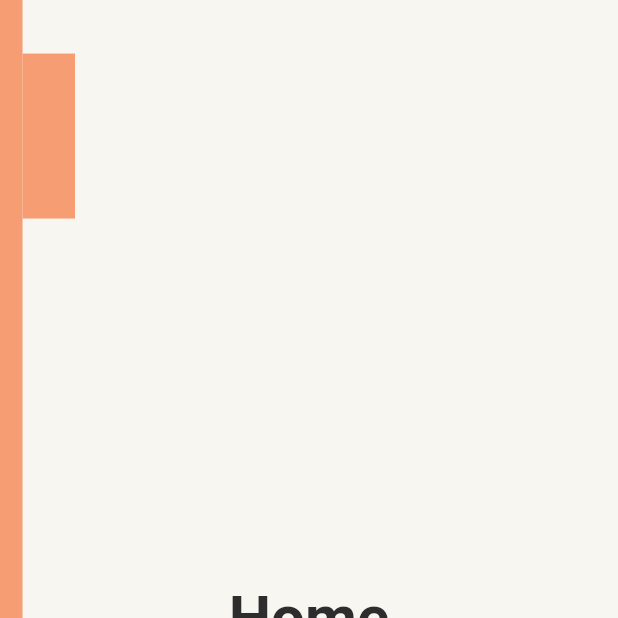
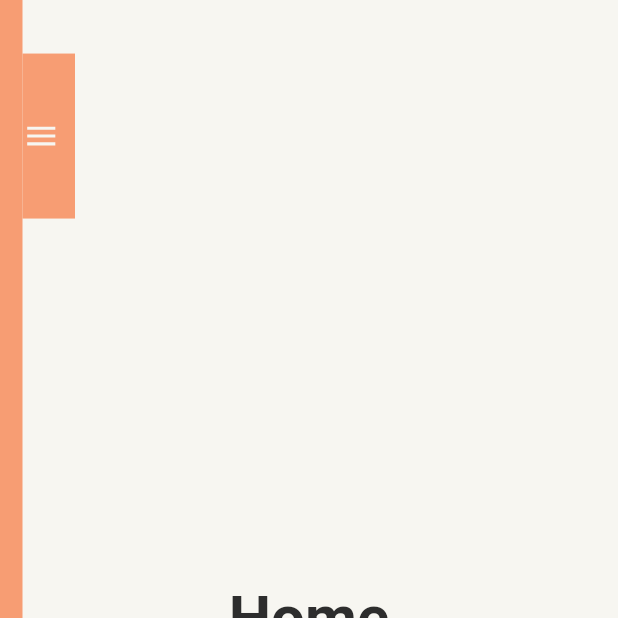
Before and after one commit to MatthieuNadeau96/sidebar_animation, a Flutter app: the screen it shows after launch, on a phone screen of 412 x 824 dp, the top half of it. Run offline on Flutter 3.47's test engine with Material 2 defaults, Android fonts, the phone set to English and light mode, and no system bars; our stand-ins replace rxdart.

Commit message:
added menu icon, installed rxdart, and setup controllers

```diff
--- a/lib/sidebar/sidebar.dart
+++ b/lib/sidebar/sidebar.dart
@@ -1,4 +1,7 @@
+import 'dart:async';
+
 import 'package:flutter/material.dart';
+import 'package:rxdart/rxdart.dart';
 
 class Sidebar extends StatefulWidget {
   @override
@@ -7,6 +10,10 @@ class Sidebar extends StatefulWidget {
 
 class _SidebarState extends State<Sidebar> with SingleTickerProviderStateMixin {
   AnimationController _animationController;
+  StreamController<bool> isSideBarOpenedStreamController;
+  Stream<bool> isSideBarOpenedStream;
+  StreamSink<bool> isSideBarOpenedSink;
+
   final bool isSidebarOpened = false;
   final _animationDuration = Duration(milliseconds: 500);
 
@@ -15,12 +22,17 @@ class _SidebarState extends State<Sidebar> with SingleTickerProviderStateMixin {
     super.initState();
     _animationController =
         AnimationController(vsync: this, duration: _animationDuration);
+    isSideBarOpenedStreamController = PublishSubject<bool>();
+    isSideBarOpenedStream = isSideBarOpenedStreamController.stream;
+    isSideBarOpenedSink = isSideBarOpenedStreamController.sink;
   }
 
   @override
   void dispose() {
     super.dispose();
     _animationController.dispose();
+    isSideBarOpenedStreamController.close();
+    isSideBarOpenedSink.close();
   }
 
   @override
@@ -45,6 +57,13 @@ class _SidebarState extends State<Sidebar> with SingleTickerProviderStateMixin {
               height: 110,
               width: 35,
               color: Theme.of(context).primaryColor,
+              alignment: Alignment.centerLeft,
+              child: AnimatedIcon(
+                progress: _animationController.view,
+                icon: AnimatedIcons.menu_close,
+                color: Theme.of(context).canvasColor,
+                size: 25,
+              ),
             ),
           )
         ],
--- a/pubspec.yaml
+++ b/pubspec.yaml
@@ -19,6 +19,7 @@ environment:
 dependencies:
   flutter:
     sdk: flutter
+  rxdart: ^0.24.0
 
   # The following adds the Cupertino Icons font to your application.
   # Use with the CupertinoIcons class for iOS style icons.
```
Also changed, not shown: pubspec.lock.
